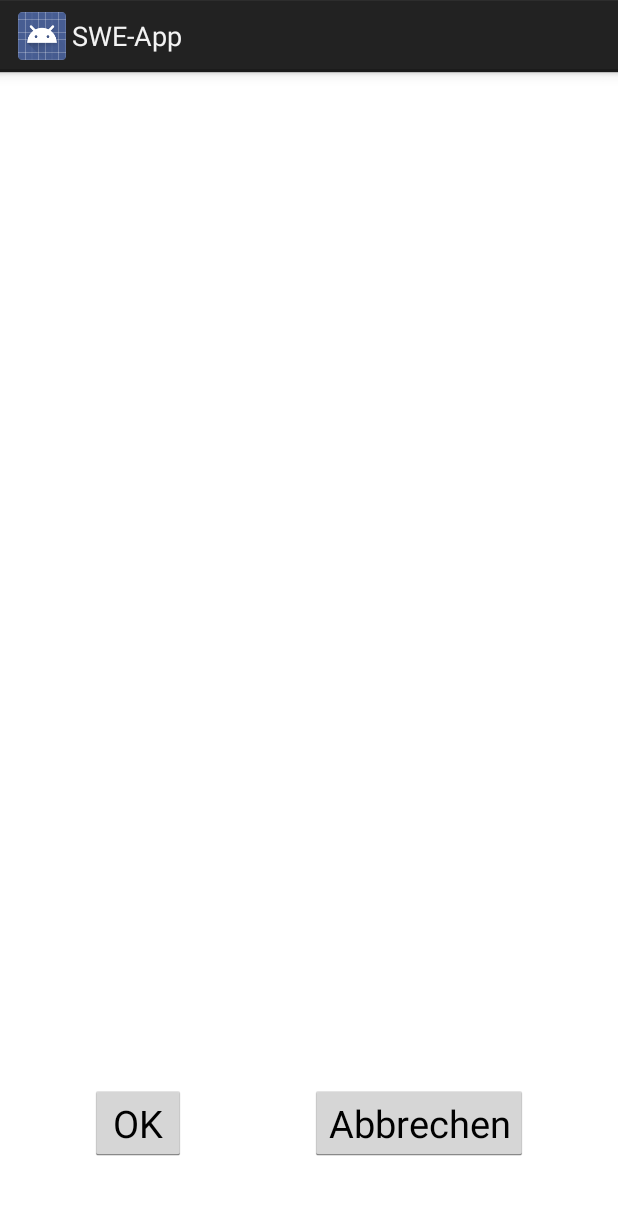
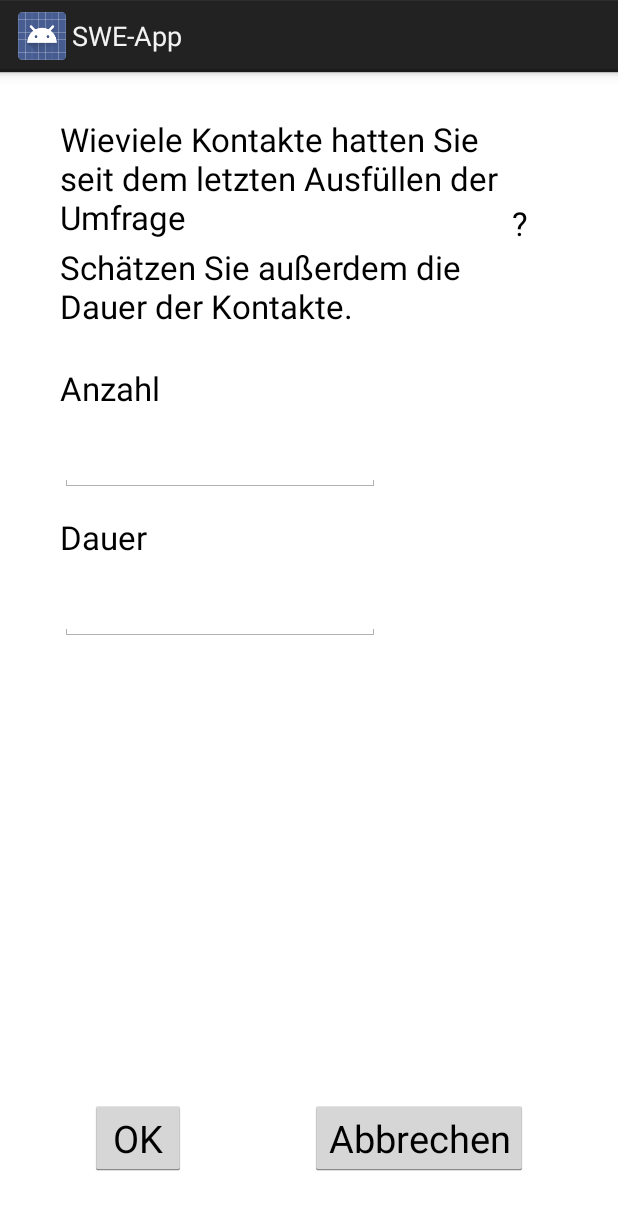
Before and after one commit to Nasto/SWE-App, an Android app: the layout Umfragebildschirm.xml on its own in the app's theme, with its tools: preview values and no code run, on a phone screen of 412 x 824 dp. Shown: the top 1210 px of the screen. Run offline under Robolectric (Android 15) with nearby library versions, the phone set to English and light mode, and no system bars.

Commit message:
Umfrage Update

```diff
--- a/src/main/res/layout/Umfragebildschirm.xml
+++ b/src/main/res/layout/Umfragebildschirm.xml
@@ -13,7 +13,7 @@
             android:layout_alignParentBottom="true"
             android:layout_alignParentLeft="true"
             android:layout_marginLeft="60dp"
-            android:layout_marginBottom="50dp"
+            android:layout_marginBottom="40dp"
             android:textSize="25dp"/>
 
     <Button
@@ -25,4 +25,79 @@
             android:layout_alignParentRight="true"
             android:layout_marginRight="60dp"
             android:textSize="25dp"/>
+
+    <TextView
+            android:layout_width="wrap_content"
+            android:layout_height="wrap_content"
+            android:textAppearance="?android:attr/textAppearanceLarge"
+            android:text="Wieviele Kontakte hatten Sie seit dem letzten Ausfüllen der Umfrage"
+            android:id="@+id/textView"
+            android:layout_alignParentTop="true"
+            android:layout_centerHorizontal="true"
+            android:layout_marginLeft="40dp"
+            android:layout_marginRight="40dp"
+            android:layout_marginTop="30dp"/>
+
+    <TextView
+            android:layout_width="wrap_content"
+            android:layout_height="wrap_content"
+            android:textAppearance="?android:attr/textAppearanceLarge"
+            android:text="?"
+            android:id="@+id/textView2"
+            android:layout_below="@+id/textView"
+            android:layout_alignRight="@+id/button2"
+            android:layout_marginTop="-25dp"/>
+
+    <TextView
+            android:layout_width="wrap_content"
+            android:layout_height="wrap_content"
+            android:textAppearance="?android:attr/textAppearanceLarge"
+            android:text="Schätzen Sie außerdem die Dauer der Kontakte."
+            android:id="@+id/textView3"
+            android:layout_below="@+id/textView2"
+            android:layout_alignRight="@+id/textView"
+            android:layout_marginLeft="40dp"
+            android:layout_marginRight="40dp"/>
+
+    <TextView
+            android:layout_width="wrap_content"
+            android:layout_height="wrap_content"
+            android:textAppearance="?android:attr/textAppearanceLarge"
+            android:text="Anzahl"
+            android:id="@+id/textView4"
+            android:layout_marginTop="25dp"
+            android:layout_below="@+id/textView3"
+            android:layout_alignLeft="@+id/textView3"/>
+
+    <EditText
+            android:layout_width="wrap_content"
+            android:layout_height="wrap_content"
+            android:inputType="number"
+            android:ems="10"
+            android:id="@+id/editText"
+            android:layout_below="@+id/textView4"
+            android:layout_alignLeft="@+id/textView4"
+            android:layout_marginTop="15dp"/>
+
+    <TextView
+            android:layout_width="wrap_content"
+            android:layout_height="wrap_content"
+            android:textAppearance="?android:attr/textAppearanceLarge"
+            android:text="Dauer"
+            android:id="@+id/textView5"
+            android:layout_below="@+id/editText"
+            android:layout_alignLeft="@+id/editText"
+            android:layout_marginTop="15dp"/>
+
+    <EditText
+            android:layout_width="wrap_content"
+            android:layout_height="wrap_content"
+            android:inputType="time"
+            android:ems="10"
+            android:id="@+id/editText2"
+            android:layout_below="@+id/textView5"
+            android:layout_marginLeft="40dp"
+            android:layout_marginTop="15dp"
+            android:layout_alignRight="@+id/editText"/>
+
 </RelativeLayout>
```
